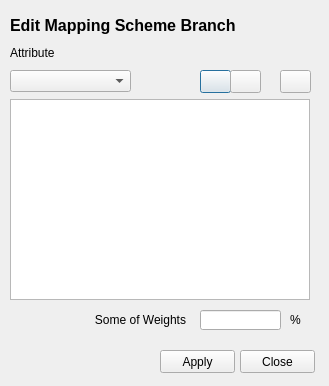
Old version of the form qt/dlg_ms_branch.ui in the repository gem/sidd.
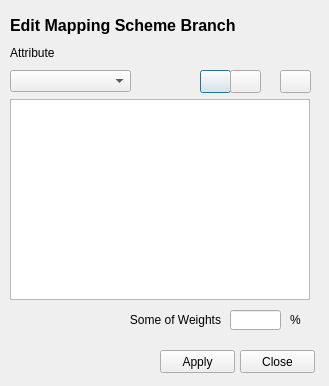
New version of the form. Icons and pictures are not drawn.

Diff of the .ui file:
```diff
--- a/qt/dlg_ms_branch.ui
+++ b/qt/dlg_ms_branch.ui
@@ -152,7 +152,7 @@
   <widget class="QLabel" name="lb_total_weights">
    <property name="geometry">
     <rect>
-     <x>15</x>
+     <x>50</x>
      <y>310</y>
      <width>171</width>
      <height>20</height>
@@ -168,9 +168,9 @@
   <widget class="QLineEdit" name="txt_total_weights">
    <property name="geometry">
     <rect>
-     <x>200</x>
+     <x>230</x>
      <y>310</y>
-     <width>81</width>
+     <width>51</width>
      <height>20</height>
     </rect>
    </property>
```
